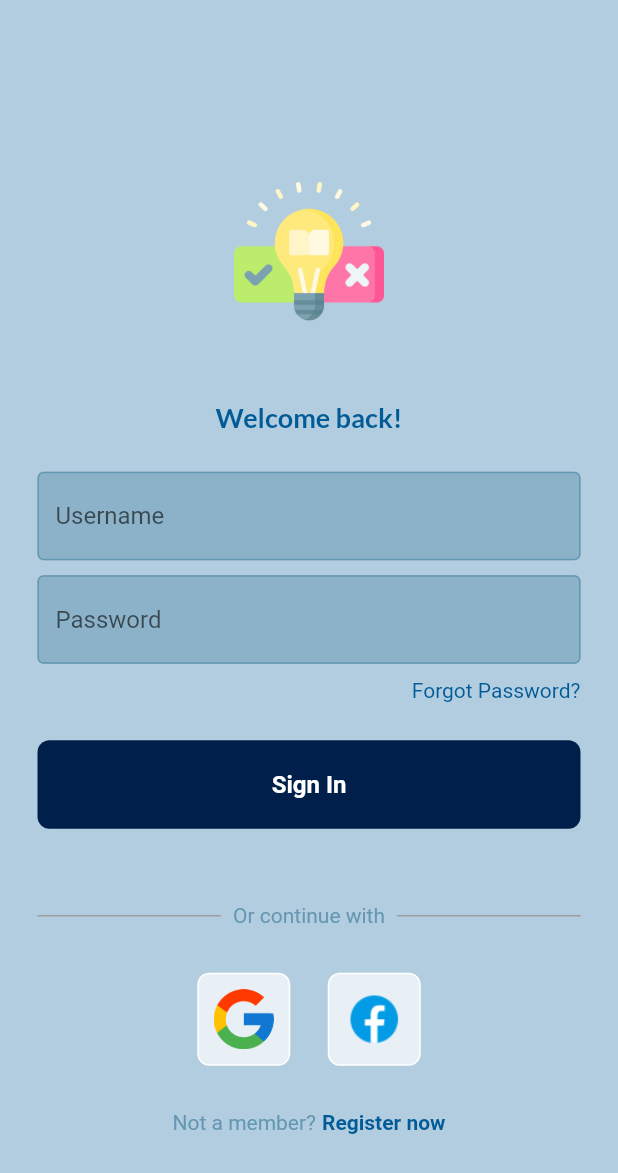
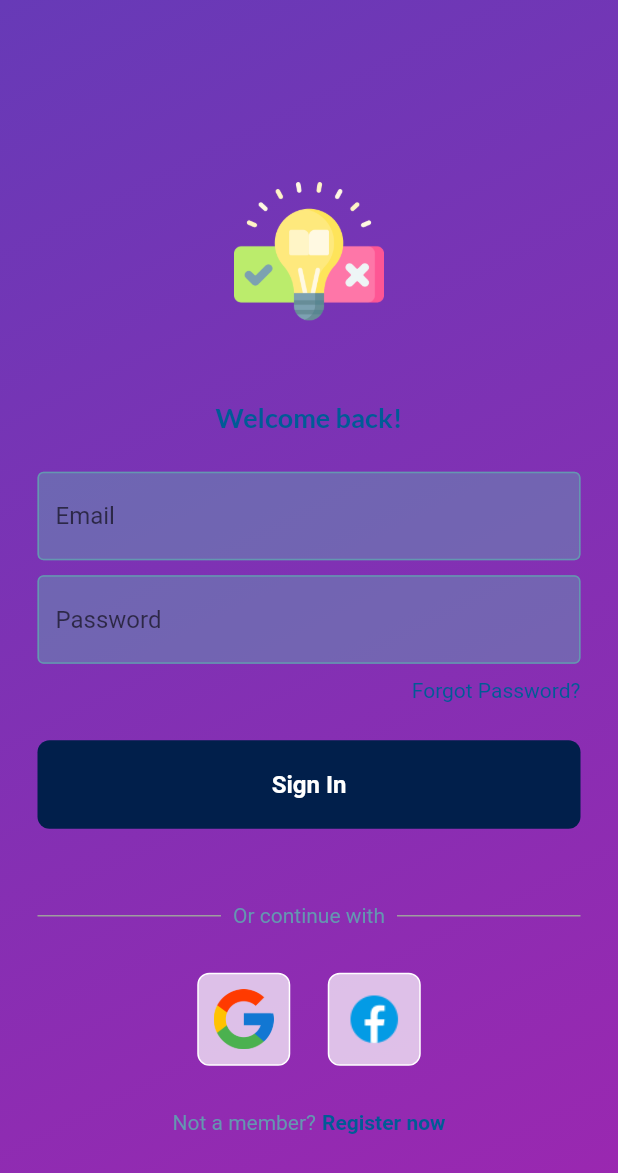
Before and after one commit to MohammedMabrouk/flutter_quiz_app, a Flutter app: the screen it shows after launch, on a phone screen of 412 x 824 dp. Shown: the top 1173 px of the screen. Run offline on Flutter 3.47's test engine with Material 2 defaults, Android fonts, the phone set to English and light mode, and no system bars; our stand-ins replace google_fonts.

Commit message:
adding ui for register screen.

```diff
--- a/lib/components/button.dart
+++ b/lib/components/button.dart
@@ -1,11 +1,11 @@
 import 'package:flutter/material.dart';
 import 'package:flutter_course_quiz_app/constants/colors.dart';
-import '../../constants/strings.dart';
 
 class AppButton extends StatelessWidget {
   final Function() onTap;
+  final String text;
 
-  const AppButton({super.key, required this.onTap});
+  const AppButton({super.key, required this.text, required this.onTap});
 
   @override
   Widget build(BuildContext context) {
@@ -18,10 +18,10 @@ class AppButton extends StatelessWidget {
           color: AppColor.blue1,
           borderRadius: BorderRadius.circular(8),
         ),
-        child: const Center(
+        child: Center(
           child: Text(
-            Strings.loginScreenSignInText,
-            style: TextStyle(
+            text,
+            style: const TextStyle(
               color: Colors.white,
               fontWeight: FontWeight.bold,
               fontSize: 16,
--- a/lib/constants/strings.dart
+++ b/lib/constants/strings.dart
@@ -3,7 +3,7 @@ class Strings{
 
   // login screen
   static const String loginScreenWelcomeText = "Welcome back!";
-  static const String loginScreenUsernameHintText = "Username";
+  static const String loginScreenEmailHintText = "Email";
   static const String loginScreenPasswordHintText = "Password";
   static const String loginScreenForgotPasswordText = "Forgot Password?";
   static const String loginScreenContinueWihText = "Or continue with";
@@ -11,4 +11,21 @@ class Strings{
   static const String loginScreenResisterNowText = "Register now";
   static const String loginScreenSignInText = "Sign In";
 
+
+  // register screen
+  static const String registerScreenTitleText = "Register";
+  static const String registerScreenUsernameHintText = "Username";
+  static const String registerScreenEmailHintText = "Email";
+  static const String registerScreenPasswordHintText = "Password";
+  static const String registerScreenConfirmPasswordHintText = "Confirm Password";
+  static const String registerScreenRegisterText = "Register";
+  static const String registerScreenAlreadyUserText = "Already a user?";
+  static const String registerScreenLoginText = "Login";
+
+  // home screen
+  static const String homeScreenHomeLabelText = "Home";
+  static const String homeScreenLeaderBoardLabelText = "Leaderboard";
+  static const String homeScreenProfileLabelText = "Profile";
+  static const String homeScreenSettingsLabelText = "Settings";
+
 }
--- a/lib/pages/loginRegister/login_screen.dart
+++ b/lib/pages/loginRegister/login_screen.dart
@@ -19,10 +19,7 @@ class _LoginScreenState extends State<LoginScreen> {
 
   @override
   Widget build(BuildContext context) {
-    return Scaffold(
-      backgroundColor: AppColor.blue6,
-      body: SafeArea(
-        child: Center(
+    return Center(
       child: SingleChildScrollView(
         child: Column(
           mainAxisAlignment: MainAxisAlignment.center,
@@ -40,7 +37,7 @@ class _LoginScreenState extends State<LoginScreen> {
             const SizedBox(height: 25),
             AppTextField(
               controller: userNameController,
-                  hintText: Strings.loginScreenUsernameHintText,
+              hintText: Strings.loginScreenEmailHintText,
               obscureText: false,
             ),
             const SizedBox(height: 10),
@@ -65,7 +62,10 @@ class _LoginScreenState extends State<LoginScreen> {
               ),
             ),
             const SizedBox(height: 25),
-                AppButton(onTap: () {}),
+            AppButton(
+              text: Strings.loginScreenSignInText,
+              onTap: () {},
+            ),
             const SizedBox(height: 50),
             const Padding(
               padding: EdgeInsets.symmetric(horizontal: 25.0),
@@ -121,8 +121,6 @@ class _LoginScreenState extends State<LoginScreen> {
           ],
         ),
       ),
-        ),
-      ),
     );
   }
 }
```
Also changed, not shown: lib/pages/loginRegister/register_screen.dart (+69 -1 lines). Lines whose indentation alone changed are shown as unchanged.
